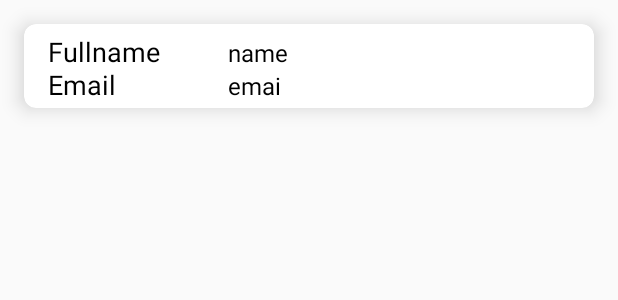
After one commit to sisihmm/Skripsi, an Android app: the layout list_student.xml on its own in the app's theme, with its tools: preview values and no code run, on a phone screen of 412 x 824 dp. The commit adds this screen. Shown: the top 300 px of the screen. Run offline under Robolectric (Android 15) with nearby library versions, the phone set to English and light mode, and no system bars.

Commit message:
student recycleview
asuuu

```diff
--- a/app/build.gradle
+++ b/app/build.gradle
@@ -38,6 +38,7 @@ android {
 
 dependencies {
 
+    implementation fileTree(dir: 'libs', include: ['*.jar'])
     implementation 'androidx.appcompat:appcompat:1.3.0'
     implementation 'com.google.android.material:material:1.4.0'
     implementation 'androidx.constraintlayout:constraintlayout:2.0.4'
--- a/app/src/main/AndroidManifest.xml
+++ b/app/src/main/AndroidManifest.xml
@@ -11,6 +11,7 @@
         android:roundIcon="@mipmap/ic_launcher_round"
         android:supportsRtl="true"
         android:theme="@style/Theme.AppCompat.Light.NoActionBar">
+        <activity android:name=".studentList"></activity>
         <activity android:name=".studentHome" />
         <activity
             android:name=".change_password"
--- /dev/null
+++ b/app/src/main/res/layout/list_student.xml
@@ -0,0 +1,65 @@
+<?xml version="1.0" encoding="utf-8"?>
+<androidx.cardview.widget.CardView xmlns:android="http://schemas.android.com/apk/res/android"
+    android:layout_width="match_parent"
+    android:layout_height="wrap_content"
+    xmlns:app="http://schemas.android.com/apk/res-auto"
+    android:layout_margin="16dp"
+    app:cardElevation="8dp"
+    app:cardCornerRadius="8dp">
+
+    <LinearLayout
+        android:layout_width="wrap_content"
+        android:layout_height="wrap_content"
+        android:layout_marginStart="16dp"
+        android:layout_marginVertical="6dp"
+        android:orientation="vertical">
+
+        <LinearLayout
+            android:layout_width="wrap_content"
+            android:layout_height="wrap_content"
+            android:layout_gravity="center_vertical"
+            android:orientation="horizontal">
+
+            <TextView
+                android:layout_width="112dp"
+                android:layout_height="match_parent"
+                android:text="@string/name"
+                android:textColor="@color/black"
+                android:textSize="18sp" />
+
+            <TextView
+                android:id="@+id/stname"
+                android:layout_width="wrap_content"
+                android:layout_height="wrap_content"
+                android:text="name"
+                android:textColor="@color/black"
+                android:textSize="16sp"
+                android:layout_marginStart="8dp"/>
+        </LinearLayout>
+
+        <LinearLayout
+            android:layout_width="wrap_content"
+            android:layout_height="wrap_content"
+            android:layout_gravity="center_vertical"
+            android:orientation="horizontal">
+
+            <TextView
+                android:layout_width="112dp"
+                android:layout_height="match_parent"
+                android:text="@string/email"
+                android:textColor="@color/black"
+                android:textSize="18sp"/>
+
+            <TextView
+                android:id="@+id/stemail"
+                android:layout_width="wrap_content"
+                android:layout_height="wrap_content"
+                android:layout_marginStart="8dp"
+                android:text="emai"
+                android:textColor="@color/black"
+                android:textSize="16sp" />
+        </LinearLayout>
+
+    </LinearLayout>
+
+</androidx.cardview.widget.CardView>
--- a/app/src/main/res/values/strings.xml
+++ b/app/src/main/res/values/strings.xml
@@ -4,6 +4,11 @@
     <string name="akun">Account</string>
     <string name="home">Home</string>
     <string name="help">Help</string>
+    <string name="name">Fullname</string>
+    <string name="email">Email</string>
+
+
+
     <!-- TODO: Remove or change this placeholder text -->
     <string name="hello_blank_fragment">Hello blank fragment</string>
 </resources>
```
Also changed, not shown: app/src/main/java/com/anas/skripsi/AdapterStudent.java (added, +59 -0 lines), app/src/main/java/com/anas/skripsi/Login.java (+6 -5 lines), app/src/main/java/com/anas/skripsi/studentHome.java (deleted, +0 -14 lines), app/src/main/java/com/anas/skripsi/studentList.java (added, +83 -0 lines), app/src/main/java/com/anas/skripsi/studentModel.java (added, +28 -0 lines), app/src/main/res/layout/activity_student_home.xml (deleted, +0 -9 lines), app/src/main/res/layout/activity_student_list.xml (added, +18 -0 lines).
